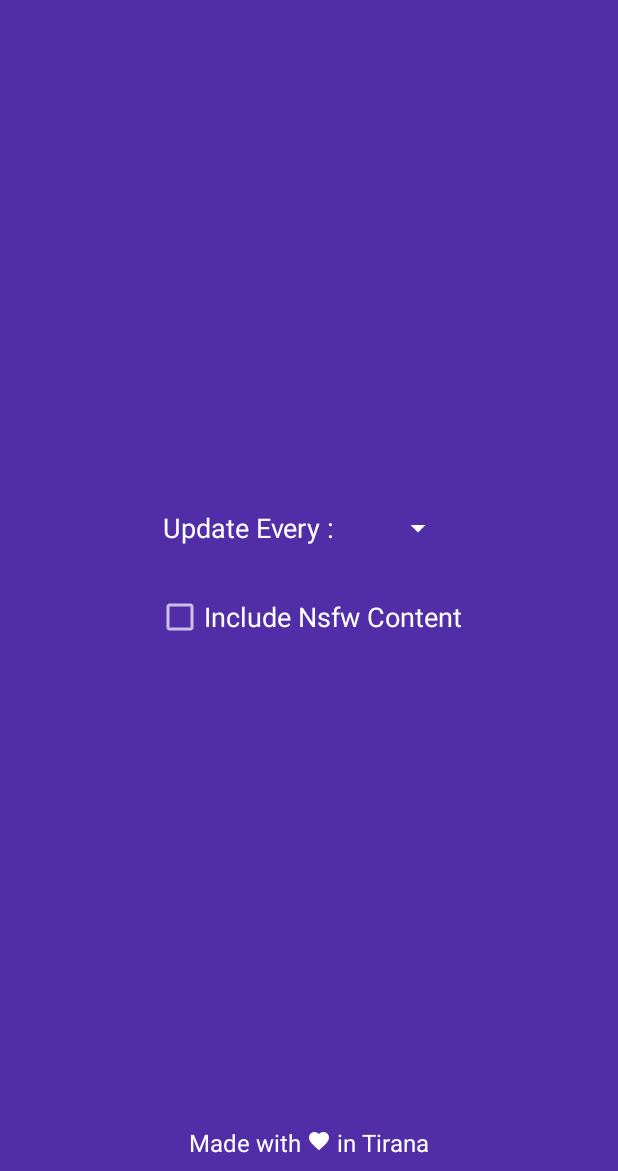
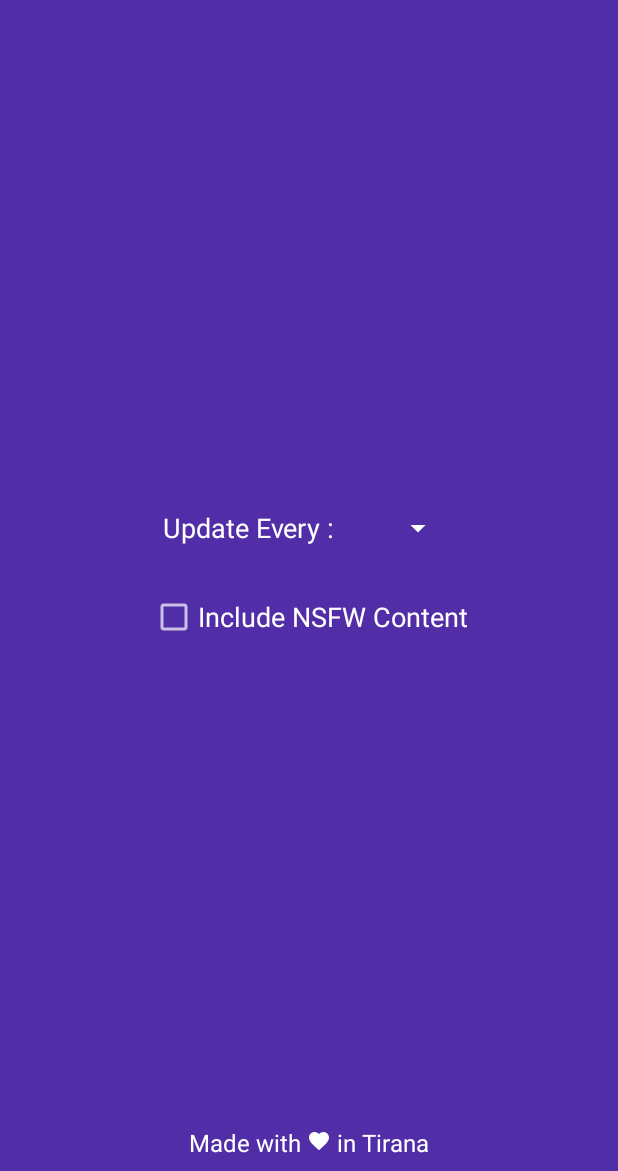
Before and after one commit to FabianShallari/anime-muzei, an Android app: the screen it shows after launch (SettingsActivity), on a phone screen of 412 x 824 dp, the part 65-1236 px from its top. Run offline under Robolectric (Android 15) with nearby library versions, the phone set to English and light mode, and no system bars; our stand-ins replace Dagger/Hilt's generated code, Timber; libraries missing offline, so code that uses them is left out: com.google.auto.value; 3 statements that could not run were skipped.

Commit message:
Strings refactoring

```diff
--- a/app/src/main/java/codes/fabio/animemuzei/settings/UpdateIntervalViewHolder.java
+++ b/app/src/main/java/codes/fabio/animemuzei/settings/UpdateIntervalViewHolder.java
@@ -16,6 +16,6 @@ class UpdateIntervalViewHolder {
   void bind(UpdateInterval updateInterval) {
     Context context = updateIntervalText.getContext();
     updateIntervalText.setText(context.getString(R.string.update_interval, updateInterval.amount(),
-        updateInterval.timeUnit()));
+        updateInterval.timeUnit().toString().toLowerCase()));
   }
 }
--- a/app/src/main/res/values/strings.xml
+++ b/app/src/main/res/values/strings.xml
@@ -4,7 +4,7 @@
   <string name="share_artwork_message">My Android wallpaper today\n%1$s\n\nVia #AnimeMuzei
     (https://play.google.com/store/apps/details?id=codes.fabio.animemuzei)
   </string>
-  <string name="include_nsfw_content">Include Nsfw Content</string>
+  <string name="include_nsfw_content">Include NSFW Content</string>
   <string name="made_with_love_in_tirana">Made with love in Tirana</string>
   <string name="update_interval">%1$d %2$s</string>
   <string name="update_every">Update Every :</string>
```
